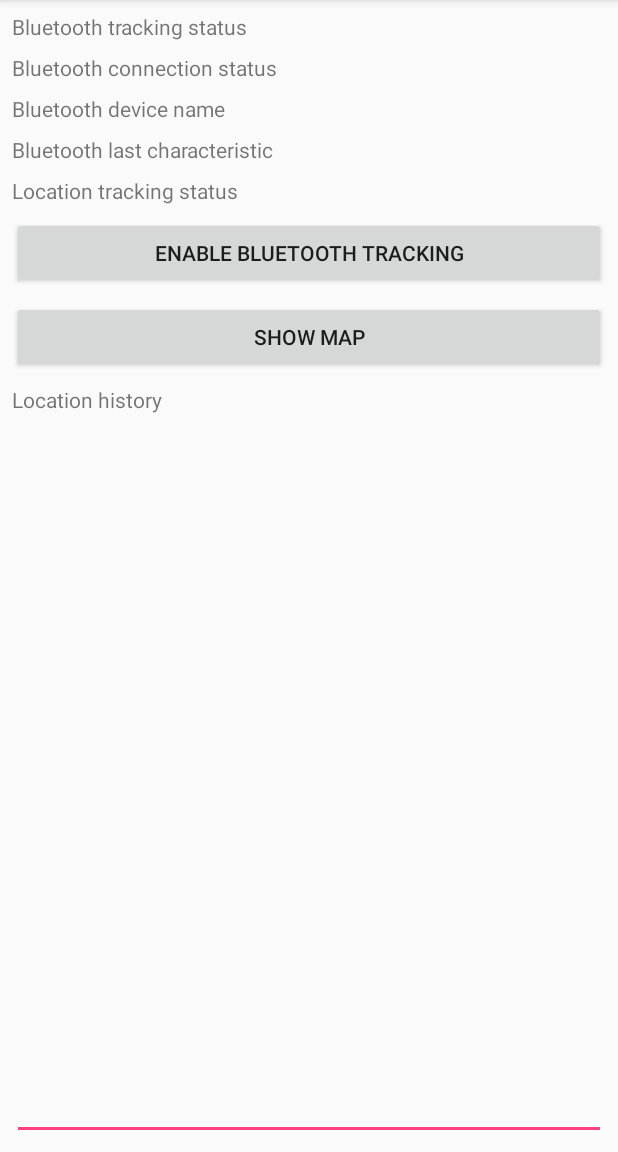
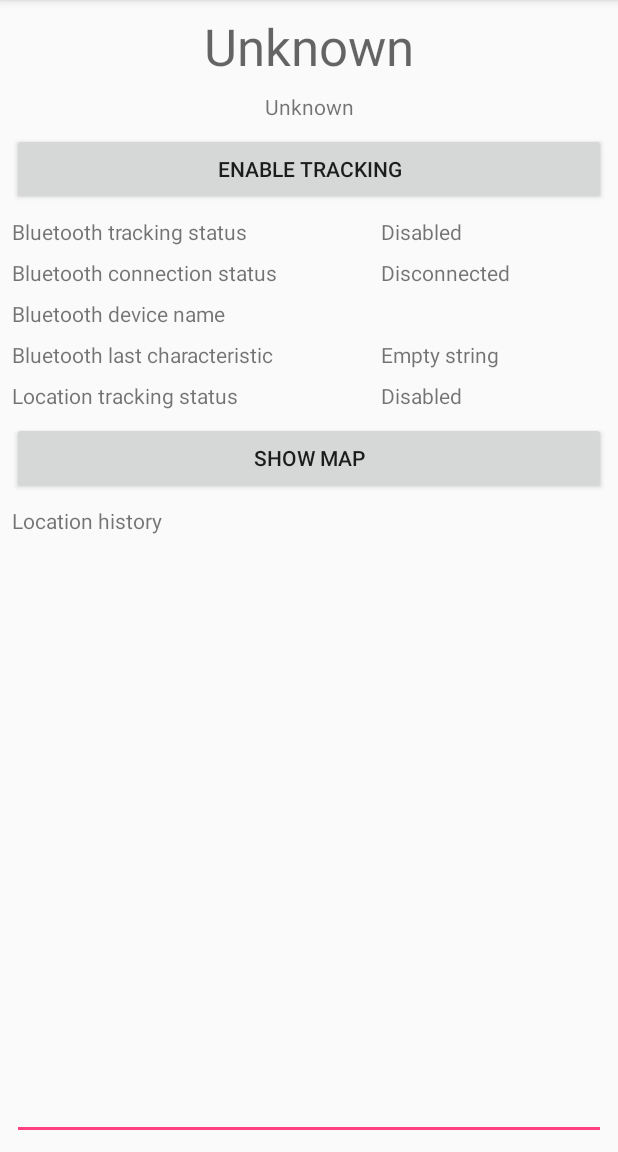
Before and after one commit to stofanakmartin/ForkMonitor, an Android app: the screen it shows after launch (MainActivity1), on a phone screen of 412 x 824 dp, the part 84-1236 px from its top. Run offline under Robolectric (Android 15) with nearby library versions, the phone set to English and light mode, and no system bars; our stand-ins replace ButterKnife, EventBus, Timber.

Commit message:
More debug info in UI, truck loaded state, reverted map constants

```diff
--- a/app/src/main/java/com/example/vmec/forkmonitor/Constants.java
+++ b/app/src/main/java/com/example/vmec/forkmonitor/Constants.java
@@ -27,6 +27,7 @@ public class Constants {
     public static final String PREFERENCE_LAST_TRUCK_STATUS = "last_truck_status";
     public static final String PREFERENCE_LAST_CHARACTERISTIC_MSG = "last_bluetooth_characteristic_msg";
     public static final String PREFERENCE_IS_BLUETOOTH_TRACKING_ENABLED = "is_bluetooth_tracking_enabled";
+    public static final String PREFERENCE_IS_BLUETOOTH_DEVICE_CONNECTED = "is_bluetooth_device_connected";
     public static final String PREFERENCE_IS_LOCATION_TRACKING_ENABLED = "is_location_tracking_enabled";
     public static final String PREFERENCE_BLUETOOTH_DEVICE_NAME = "bluetooth_device_name";
 
--- a/app/src/main/java/com/example/vmec/forkmonitor/activity/MainActivity1.java
+++ b/app/src/main/java/com/example/vmec/forkmonitor/activity/MainActivity1.java
@@ -28,6 +28,7 @@ import com.example.vmec.forkmonitor.event.GattCharacteristicReadEvent;
 import com.example.vmec.forkmonitor.event.LocationPublishEvent;
 import com.example.vmec.forkmonitor.event.TrackingDataChangeEvent;
 import com.example.vmec.forkmonitor.preference.BooleanPreference;
+import com.example.vmec.forkmonitor.preference.IntPreference;
 import com.example.vmec.forkmonitor.preference.StringPreference;
 import com.example.vmec.forkmonitor.service.TrackingService;
 import com.example.vmec.forkmonitor.utils.DeviceUtils;
@@ -64,6 +65,9 @@ public class MainActivity1 extends AppCompatActivity {
     private BooleanPreference mIsLocationTrackingEnabled;
     private StringPreference mLastCharacteristicPreference;
     private StringPreference mBluetoothDeviceNamePreference;
+    private BooleanPreference mIsBluetoothDeviceConnectedPreference;
+    private IntPreference mTruckLoadedStatePreference;
+    private IntPreference mTruckStatusPreference;
 
     @BindView(R.id.txt_bluetooth_tracking_status) TextView mBluetoothTrackingStatusView;
     @BindView(R.id.txt_location_tracking_status) TextView mLocationTrackingStatusView;
@@ -71,6 +75,8 @@ public class MainActivity1 extends AppCompatActivity {
     @BindView(R.id.txt_bluetooth_last_characteristic_msg) TextView mBluetoothLastCharacteristicMsgView;
     @BindView(R.id.txt_bluetooth_device_name) TextView mBluetoothDeviceNameView;
     @BindView(R.id.txt_location_history) EditText mLocationHistoryView;
+    @BindView(R.id.txt_truck_status) TextView mTruckStatusView;
+    @BindView(R.id.txt_truck_loaded_state) TextView mTruckLoadedStateView;
 
     @Override protected void onCreate(@Nullable Bundle savedInstanceState) {
         super.onCreate(savedInstanceState);
@@ -83,6 +89,9 @@ public class MainActivity1 extends AppCompatActivity {
         mIsLocationTrackingEnabled = new BooleanPreference(sp, Constants.PREFERENCE_IS_LOCATION_TRACKING_ENABLED, false);
         mLastCharacteristicPreference = new StringPreference(sp, Constants.PREFERENCE_LAST_CHARACTERISTIC_MSG, StringUtils.EMPTY_STRING);
         mBluetoothDeviceNamePreference = new StringPreference(sp, Constants.PREFERENCE_BLUETOOTH_DEVICE_NAME, StringUtils.EMPTY_STRING);
+        mIsBluetoothDeviceConnectedPreference = new BooleanPreference(sp, Constants.PREFERENCE_IS_BLUETOOTH_DEVICE_CONNECTED, false);
+        mTruckLoadedStatePreference = new IntPreference(sp, Constants.PREFERENCE_LAST_TRUCK_LOADED_STATE, Constants.TRUCK_STATUS_NOT_INITIALIZED);
+        mTruckStatusPreference = new IntPreference(sp, Constants.PREFERENCE_LAST_TRUCK_STATUS, Constants.TRUCK_STATUS_NOT_INITIALIZED);
 
         checkPermissions();
 
@@ -103,6 +112,11 @@ public class MainActivity1 extends AppCompatActivity {
         EventBus.getDefault().register(this);
     }
 
+    @Override protected void onResume() {
+        super.onResume();
+        updateUI();
+    }
+
     @Override protected void onStop() {
         super.onStop();
         EventBus.getDefault().unregister(this);
@@ -115,10 +129,6 @@ public class MainActivity1 extends AppCompatActivity {
             startTrackingService();
         }
     }
-
-//    private void startLocationTracking() {
-//        mLocationManager.startTrackingLocation(this);
-//    }
 
     private void startTrackingService() {
         final Intent trackingIntent = new Intent(this, TrackingService.class);
@@ -187,6 +197,11 @@ public class MainActivity1 extends AppCompatActivity {
         startActivity(intent);
     }
 
+    @OnClick(R.id.btn_tracking_toggle)
+    public void onTrackingToggleClick() {
+
+    }
+
     @Subscribe(threadMode = ThreadMode.MAIN)
     public void onMessageEvent(LocationPublishEvent event) {
         if(TextUtils.isEmpty(mLocationHistoryLog)) {
@@ -194,15 +209,25 @@ public class MainActivity1 extends AppCompatActivity {
         }
 
         final Date currentDate = new Date();
-        mLocationHistoryLog = "[" + currentDate.toString() + "] - " + event.getLocation().toString()
-                                + "\n\n"
-                                + mLocationHistoryLog ;
-
+        final StringBuilder builder = new StringBuilder();
+        builder.append("[").append(currentDate.toString()).append("] - ")
+                .append(event.getLocation().getLatitude())
+                .append(", ")
+                .append(event.getLocation().getLongitude())
+                .append(", acc: ")
+                .append(event.getLocation().getAccuracy())
+                .append("\n\n")
+                .append(mLocationHistoryLog);
+        mLocationHistoryLog = builder.toString();
         mLocationHistoryView.setText(mLocationHistoryLog);
     }
 
     @Subscribe(threadMode = ThreadMode.MAIN)
     public void onMessageEvent(TrackingDataChangeEvent event) {
+        updateUI();
+    }
+
+    private void updateUI() {
         mBluetoothTrackingStatusView.setText(mIsBluetoothTrackingEnabled.get() ? "Enabled" : "Disabled");
         mLocationTrackingStatusView.setText(mIsLocationTrackingEnabled.get() ? "Enabled" : "Disabled");
         final String lastCharacteristicMsg = mLastCharacteristicPreference.get().trim();
@@ -213,5 +238,33 @@ public class MainActivity1 extends AppCompatActivity {
             mBluetoothLastCharacteristicMsgView.setText(lastCharacteristicMsg);
         }
         mBluetoothDeviceNameView.setText(mBluetoothDeviceNamePreference.get());
+
+        if(mIsBluetoothDeviceConnectedPreference.get()) {
+            mBluetoothConnectionStatus.setText(R.string.bluetooth_status_connected);
+        } else {
+            mBluetoothConnectionStatus.setText(R.string.bluetooth_status_disconnected);
+        }
+
+        final int truckLoadedState = mTruckLoadedStatePreference.get();
+        final int truckStatus = mTruckStatusPreference.get();
+
+        setTruckStateTextToView(truckStatus, mTruckStatusView);
+        setTruckStateTextToView(truckLoadedState, mTruckLoadedStateView);
+    }
+
+    private void setTruckStateTextToView(final int truckStatus, final TextView view) {
+        switch (truckStatus) {
+            case Constants.TRUCK_STATUS_LOADED:
+                view.setText(R.string.truck_status_loaded);
+                break;
+            case Constants.TRUCK_STATUS_UNLOADED:
+                view.setText(R.string.truck_status_unloaded);
+                break;
+            case Constants.TRUCK_STATUS_ERROR_VALUE:
+                view.setText(R.string.truck_status_unknown);
+                break;
+            default:
+                view.setText(R.string.truck_status_unknown);
+        }
     }
 }
--- a/app/src/main/res/layout/activity_main_1.xml
+++ b/app/src/main/res/layout/activity_main_1.xml
@@ -86,7 +86,7 @@
         android:layout_marginTop="8dp"
         android:text="Bluetooth tracking status"
         app:layout_constraintStart_toStartOf="parent"
-        app:layout_constraintTop_toTopOf="parent"
+        app:layout_constraintTop_toBottomOf="@+id/btn_tracking_toggle"
         />
 
     <TextView
@@ -106,7 +106,7 @@
         android:layout_marginEnd="8dp"
         android:layout_marginTop="8dp"
         app:layout_constraintEnd_toEndOf="parent"
-        app:layout_constraintTop_toTopOf="parent"
+        app:layout_constraintTop_toBottomOf="@+id/btn_tracking_toggle"
         />
 
     <TextView
@@ -141,16 +141,18 @@
         />
 
     <Button
-        android:id="@+id/btn_bluetooth_tracking_toggle"
+        android:id="@+id/btn_tracking_toggle"
         android:layout_width="0dp"
         android:layout_height="wrap_content"
         android:layout_marginEnd="8dp"
         android:layout_marginStart="8dp"
         android:layout_marginTop="8dp"
-        android:text="Enable bluetooth tracking"
+        android:text="Enable tracking"
         app:layout_constraintEnd_toEndOf="parent"
+        app:layout_constraintHorizontal_bias="0.0"
         app:layout_constraintStart_toStartOf="parent"
-        app:layout_constraintTop_toBottomOf="@+id/textView"
+        app:layout_constraintTop_toBottomOf="@+id/txt_truck_loaded_state"
+        tools:text="@string/main_btn_tracking_enable"
         />
 
     <Button
@@ -163,6 +165,33 @@
         android:text="Show map"
         app:layout_constraintEnd_toEndOf="parent"
         app:layout_constraintStart_toStartOf="parent"
-        app:layout_constraintTop_toBottomOf="@+id/btn_bluetooth_tracking_toggle"
+        app:layout_constraintTop_toBottomOf="@+id/textView"
+        />
+
+    <TextView
+        android:id="@+id/txt_truck_status"
+        android:layout_width="wrap_content"
+        android:layout_height="wrap_content"
+        android:layout_marginEnd="8dp"
+        android:layout_marginStart="8dp"
+        android:layout_marginTop="8dp"
+        android:textAppearance="@style/TextAppearance.AppCompat.Display1"
+        app:layout_constraintEnd_toEndOf="parent"
+        app:layout_constraintStart_toStartOf="parent"
+        app:layout_constraintTop_toTopOf="parent"
+        tools:text="Nalozeny"
+        />
+
+    <TextView
+        android:id="@+id/txt_truck_loaded_state"
+        android:layout_width="wrap_content"
+        android:layout_height="wrap_content"
+        android:layout_marginEnd="8dp"
+        android:layout_marginStart="8dp"
+        android:layout_marginTop="8dp"
+        app:layout_constraintEnd_toEndOf="parent"
+        app:layout_constraintStart_toStartOf="parent"
+        app:layout_constraintTop_toBottomOf="@+id/txt_truck_status"
+        tools:text="Nalozeny"
         />
 </android.support.constraint.ConstraintLayout>
--- a/app/src/main/res/values/strings.xml
+++ b/app/src/main/res/values/strings.xml
@@ -2,4 +2,12 @@
     <string name="app_name">ForkMonitor</string>
 
     <string name="tracking_service_notification_title">@string/app_name</string>
+
+    <string name="main_btn_tracking_enable">Enable tracking</string>
+    <string name="main_btn_tracking_disable">Disable tracking</string>
+    <string name="bluetooth_status_connected">Connected</string>
+    <string name="bluetooth_status_disconnected">Disconnected</string>
+    <string name="truck_status_loaded">Loaded</string>
+    <string name="truck_status_unloaded">Unloaded</string>
+    <string name="truck_status_unknown">Unknown</string>
 </resources>
```
Also changed, not shown: app/src/main/java/com/example/vmec/forkmonitor/BluetoothTrackingManager.java (+24 -11 lines), app/src/main/java/com/example/vmec/forkmonitor/PixelGridView1.java (+6 -12 lines), app/src/main/java/com/example/vmec/forkmonitor/TrackingManager.java (+15 -5 lines), app/src/main/java/com/example/vmec/forkmonitor/event/TruckLoadedStateChangeEvent.java (added, +16 -0 lines), app/src/main/java/com/example/vmec/forkmonitor/event/TruckLoadedStatusChangeEvent.java (deleted, +0 -16 lines), app/src/main/java/com/example/vmec/forkmonitor/helper/LocationHelper.java (+13 -0 lines), app/src/main/java/com/example/vmec/forkmonitor/helper/LocationPolygonHelper.java (+6 -10 lines), 1 other file.
